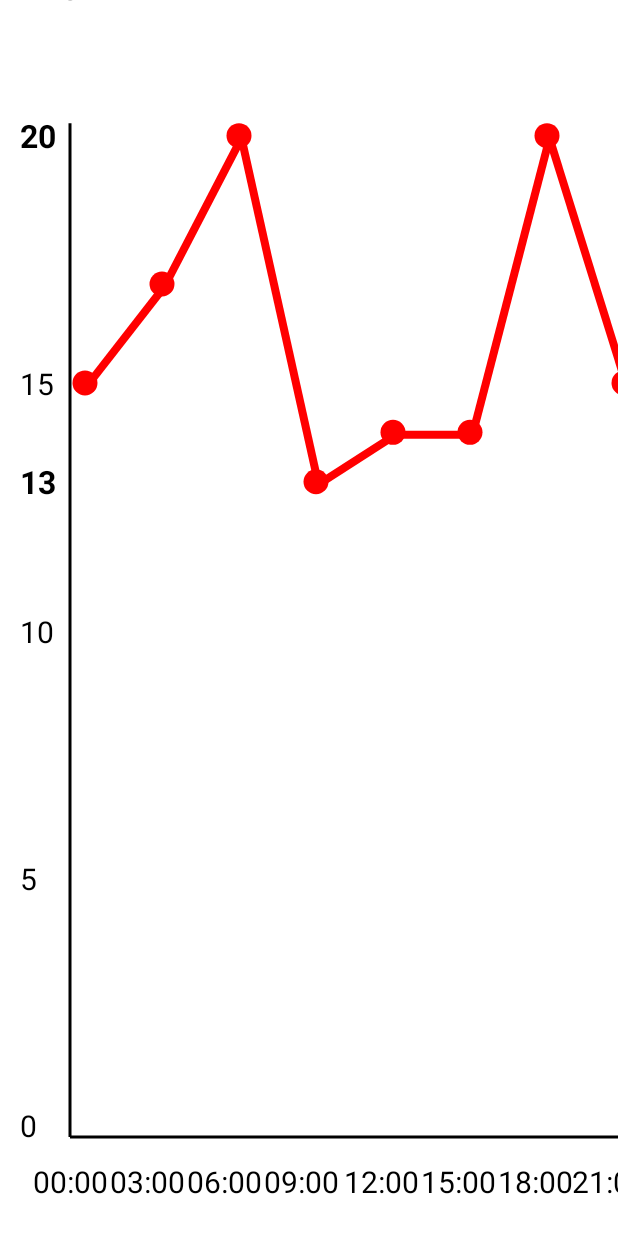
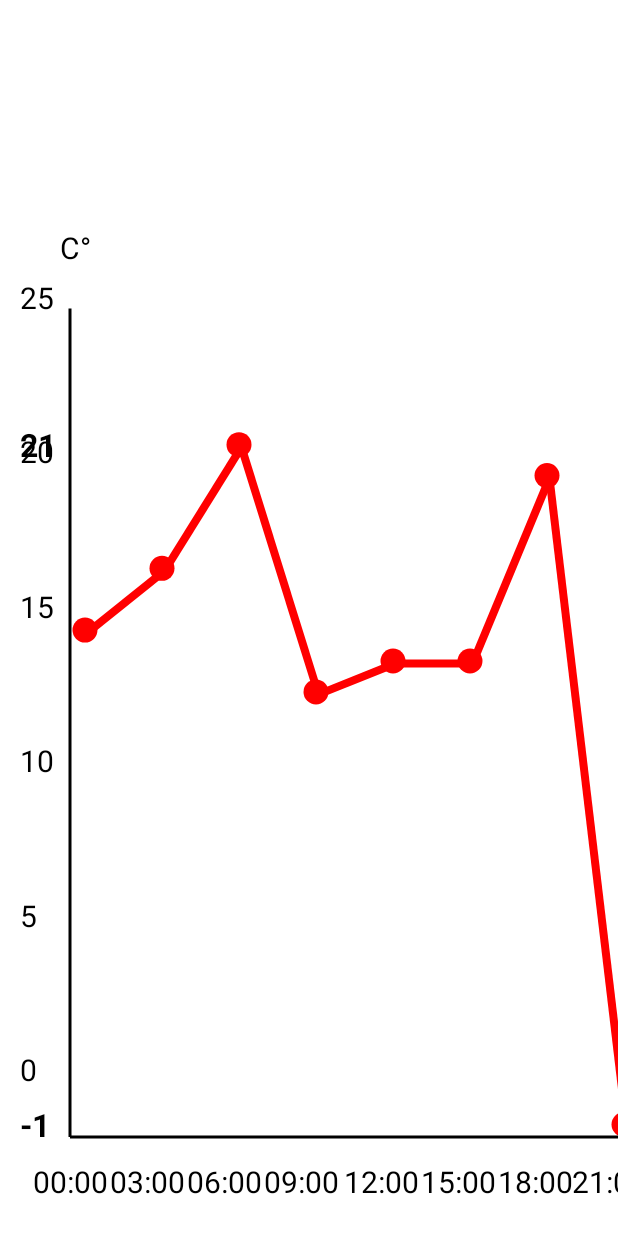
Before and after one commit to FellnerThomas/WeatherApp, an Android app: the ChartActivity screen opened directly, with no data from a screen before it, on a phone screen of 412 x 824 dp. Shown: the top 1233 px of the screen. Run offline under Robolectric (Android 15) with nearby library versions, the light colour scheme and no system bars.

Commit message:
Updated ChartActivity

```diff
--- a/app/src/main/java/fellner/example/fellner/weatherapp/ChartActivity.java
+++ b/app/src/main/java/fellner/example/fellner/weatherapp/ChartActivity.java
@@ -19,7 +19,13 @@ import android.widget.RelativeLayout;
  */
 public class ChartActivity extends Activity{
     public String[] uhrzeit = {"00:00","03:00","06:00","09:00","12:00","15:00","18:00","21:00"};
-    public float[] temperaturen = {15,17,20,13,14,14,20,15};
+    public float[] temperaturen = {15,17,21,13,14,14,20,-1};
+
+    float abstand;
+    float minHeight;
+    int width;
+    int height;
+
 
     @Override
     protected void onCreate(Bundle savedInstanceState) {
@@ -47,8 +53,6 @@ public class ChartActivity extends Activity{
             Display display = getWindowManager().getDefaultDisplay();
             Point size = new Point();
             display.getSize(size);
-            int width;
-            int height;
             width = size.x;
             height = size.y;
             Paint paintLine = new Paint();
@@ -78,28 +82,30 @@ public class ChartActivity extends Activity{
             achsen.setColor(Color.BLACK);
             achsen.setStrokeWidth(3);
 
-            float minHeight = 0;
+            abstand = 60-Math.abs(this.getMax())+Math.abs(this.getMin());// Je kleiner die Zahl, desto groesser der Abstand (wegen / abstand)
+
+            minHeight = 0;
             if(this.getMin() < 0){
-                minHeight = this.getMin()*height/25;
+                minHeight = this.getMin()*height/abstand;
             }
 
-            canvas.drawLine(70, 9*height/10+25, width*7/8 + 85 , 9*height/10+25,achsen); //x Achse
-            canvas.drawLine(70, 9*height/10+25, 70, 9*height/10 - this.getMax()*height/25 + minHeight,achsen); //y Achse
+            canvas.drawLine(70, 9*height/10 + 25, width * 7/8 + 85 , 9*height / 10 + 25,achsen); //x Achse
+            canvas.drawLine(70, 9*height/10 + 25, 70,getPointHeight((float) Math.ceil(this.getMax() / 5)*5),achsen); //y Achse bis zum Maximum aufgerundet auf den nächste 5
+            canvas.drawText("C°", 60, getPointHeight((float) Math.ceil(this.getMax() / 5)*5) - 50, text); // Achsenbeschriftung in C°
 
-            canvas.drawText((int)this.getMin()+"", 20, 9*height/10 - this.getMin() * height/25 + 25 + minHeight, anfangsText);
-            canvas.drawText((int)this.getMax()+"", 20, 9*height/10 - this.getMax() * height/25 + 25 + minHeight, anfangsText);
+            canvas.drawText((int)this.getMin()+"", 20, getPointHeight(this.getMin())+25, anfangsText); //Kleinste Grad Anzahl Beschriftung
+            canvas.drawText((int)this.getMax()+"", 20, getPointHeight(this.getMax())+25, anfangsText); //Groesste Grad Anzahl Beschriftung
 
-            for(float i = minHeight/height*25; i <= Math.ceil(this.getMax() / 5)*5; i+=5){
+            for(double i = Math.ceil(minHeight/height*abstand / 5)*5; i <= Math.ceil(this.getMax() / 5)*5; i+=5){ //Also entweder 0 oder height*abstand unter 0
                 if(i != this.getMin() && i != this.getMax()) {
-                    canvas.drawText((int) i + "", 20, 9 * height / 10 - i * height / 25 + 25 + minHeight, text);
+                    canvas.drawText((int) i + "", 20, getPointHeight((float)i), text);
                 }
             }
-            canvas.drawText("C°", 60, 9*height/10 - (this.getMax()+2.5f) * height/25  + minHeight, text);
             float lastX = 0;
             float lastY = 0;
             for (int i = 0; i < temperaturen.length; i++){
                 float left = (width/8)*i+72.5f;
-                float top = 9*height/10 - temperaturen[i] * height/25 + minHeight;
+                float top = getPointHeight(temperaturen[i]);
                 float right = left+25;
                 float bottom = top+25;
                 canvas.drawOval(new RectF(left,top,right,bottom),paintOval);
@@ -135,5 +141,9 @@ public class ChartActivity extends Activity{
             }
             return min;
         }
+
+        private float getPointHeight(float point){
+            return 9*height/10 - point * height / abstand + minHeight;
+        }
     }
 }
```
